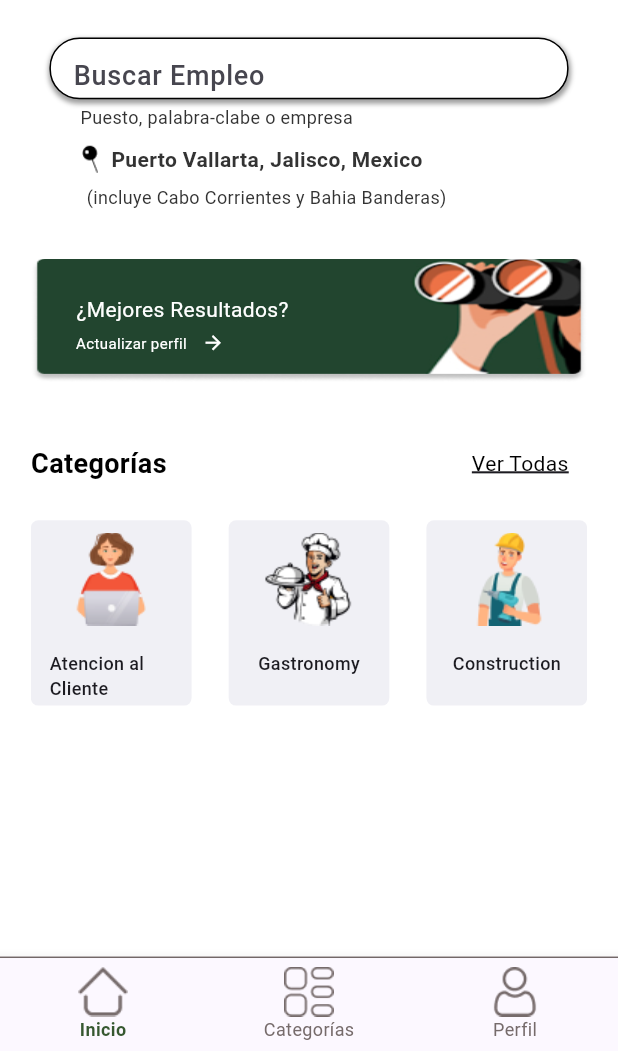
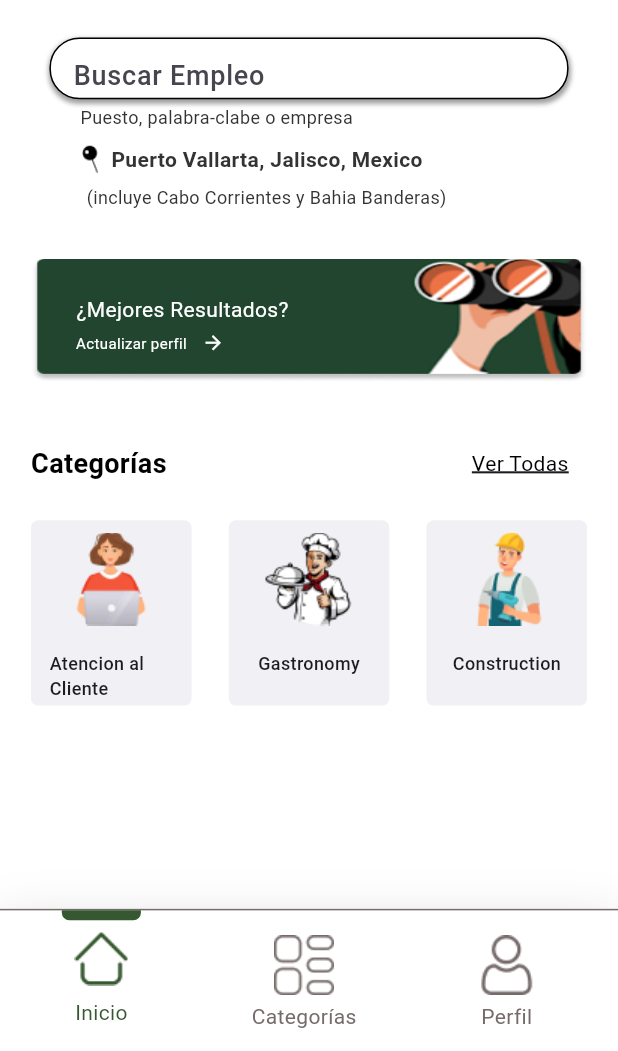
Before and after one commit to sajjadalijaved/itienda, a Flutter app: the MainScreen screen opened directly, on a phone screen of 412 x 824 dp, the part 185-1236 px from its top. Run offline on Flutter 3.47's test engine with Material 3 defaults, Android fonts, the phone set to English and light mode, and no system bars; our stand-ins replace animate_do, another_flushbar, connectivity_plus, flutter_bloc, fluttertoast, loading_animation_widget and 2 more; accounts and stored records are empty; Roboto replaces fonts that are missing (Montserrat).

Commit message:
bottom bar change

```diff
--- a/lib/Widgets/custom_bottom_bar.dart
+++ b/lib/Widgets/custom_bottom_bar.dart
@@ -13,56 +13,80 @@ class BottomBar extends StatelessWidget {
 
   @override
   Widget build(BuildContext context) {
-    double height = MediaQuery.sizeOf(context).height;
-    double width = MediaQuery.sizeOf(context).width;
+    Size size = MediaQuery.of(context).size;
+
     return Container(
-      width: width,
-      decoration: const BoxDecoration(
-        border: BorderDirectional(
+      height: size.width * .230,
+      decoration: BoxDecoration(
+        color: Colors.white,
+        border: const BorderDirectional(
           top: BorderSide(
             width: 1,
             color: Color(0xFF766B6B),
           ),
         ),
+        boxShadow: [
+          BoxShadow(
+            color: Colors.black.withOpacity(.15),
+            blurRadius: 30,
+            offset: const Offset(0, 10),
+          ),
+        ],
       ),
-      child: BottomNavigationBar(
-          onTap: (int index) {
+      child: ListView.builder(
+        itemCount: mainScreenViewModel.icons.length,
+        scrollDirection: Axis.horizontal,
+        itemBuilder: (context, index) => InkWell(
+          onTap: () {
             mainScreenViewModel.currentTabSet = index;
           },
-          currentIndex: mainScreenViewModel.currentTab,
-          type: BottomNavigationBarType.fixed,
-          showUnselectedLabels: true,
-          selectedItemColor: const Color(0xFF365830),
-          unselectedItemColor: const Color(0xFF766B6B),
-          selectedLabelStyle: const TextStyle(
-              fontWeight: FontWeight.w600,
-              color: Color(0xFF365830),
-              fontSize: 12,
-              fontFamily: 'Montserrat'),
-          unselectedLabelStyle: const TextStyle(
-              fontWeight: FontWeight.w400,
-              color: Color(0xFF766B6B),
-              fontSize: 12,
-              fontFamily: 'Montserrat'),
-          items: mainScreenViewModel.items
-              .map((e) => BottomNavigationBarItem(
-                  icon: Image.asset(
-                    e.icon.toString(),
-                    height: height * 0.04,
+          splashColor: Colors.transparent,
+          highlightColor: Colors.transparent,
+          child: Column(
+            mainAxisAlignment: MainAxisAlignment.spaceBetween,
+            children: [
+              AnimatedContainer(
+                duration: const Duration(milliseconds: 1500),
+                curve: Curves.fastLinearToSlowEaseIn,
+                margin: EdgeInsets.only(
+                  bottom: index == mainScreenViewModel.currentTab
+                      ? 0
+                      : size.width * .029,
+                  right: size.width * .1,
+                  left: size.width * .1,
+                ),
+                width: size.width * .128,
+                height: index == mainScreenViewModel.currentTab
+                    ? size.width * .016
+                    : 0,
+                decoration: const BoxDecoration(
+                  color: Color(0xFF365830),
+                  borderRadius: BorderRadius.vertical(
+                    bottom: Radius.circular(5),
                   ),
-                  label: e.lable))
-              .toList()),
+                ),
+              ),
+              Image.asset(
+                mainScreenViewModel.icons[index],
+                //width: size.width * .080,
+                color: index == mainScreenViewModel.currentTab
+                    ? const Color(0xFF365830)
+                    : const Color(0xFF766B6B),
+              ),
+              Text(
+                mainScreenViewModel.lables[index],
+                style: TextStyle(
+                  fontSize: 14,
+                  color: index == mainScreenViewModel.currentTab
+                      ? const Color(0xFF365830)
+                      : const Color(0xFF766B6B),
+                ),
+              ),
+              SizedBox(height: size.width * .02),
+            ],
+          ),
+        ),
+      ),
     );
   }
 }
-
-// index == mainScreenViewModel.currentTab
-//               ? Container(
-//                   height: 50,
-//                   width: 30,
-//                   decoration: BoxDecoration(
-//                     borderRadius: BorderRadius.circular(5),
-//                     color: Colors.green,
-//                   ),
-//                 )
-//               : const SizedBox(),
--- a/lib/view_model/main_screen_view_model.dart
+++ b/lib/view_model/main_screen_view_model.dart
@@ -13,12 +13,17 @@ class MainScreenViewModel extends ChangeNotifier {
     const ProfileScreen()
   ];
 
-  List<BottomBarItem> items = [
-    BottomBarItem(icon: "assets/home.png", lable: "Inicio"),
-    BottomBarItem(icon: "assets/category.png", lable: "Categorías"),
-    BottomBarItem(icon: "assets/user.png", lable: "Perfil"),
+  List<String> icons = [
+    "assets/home.png",
+    "assets/category.png",
+    "assets/user.png",
   ];
 
+  List<String> lables = [
+    "Inicio",
+    "Categorías",
+    "Perfil",
+  ];
   set currentTabSet(int tab) {
     _currentTab = tab;
     notifyListeners();
@@ -27,12 +32,3 @@ class MainScreenViewModel extends ChangeNotifier {
   int get currentTab => _currentTab;
   get currentScreen => _screen[_currentTab];
 }
-
-class BottomBarItem {
-  String? lable;
-  String? icon;
-  BottomBarItem({
-    this.lable,
-    this.icon,
-  });
-}
--- a/pubspec.yaml
+++ b/pubspec.yaml
@@ -46,7 +46,7 @@ dependencies:
   provider: ^6.1.1
 
   pin_code_fields: ^8.0.1
-  rive: ^0.12.4
+  # rive: ^0.12.4
 
 dev_dependencies:
   flutter_test:
```
Also changed, not shown: lib/Views/sample.dart (deleted, +0 -125 lines), pubspec.lock, 1 other file.
